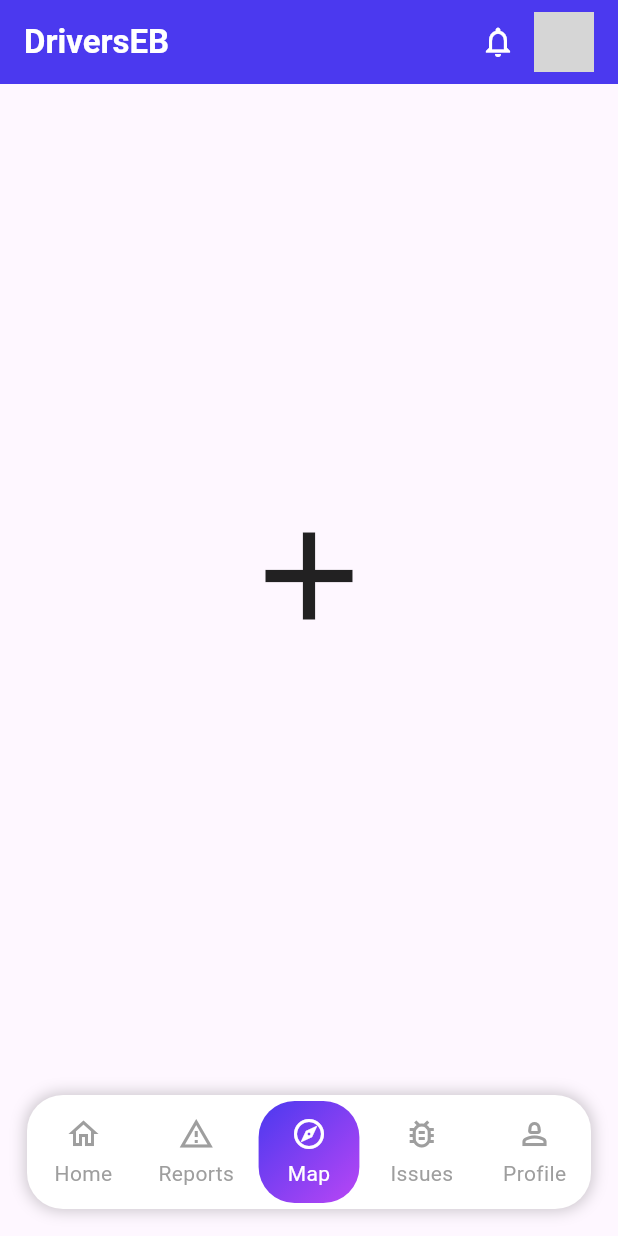
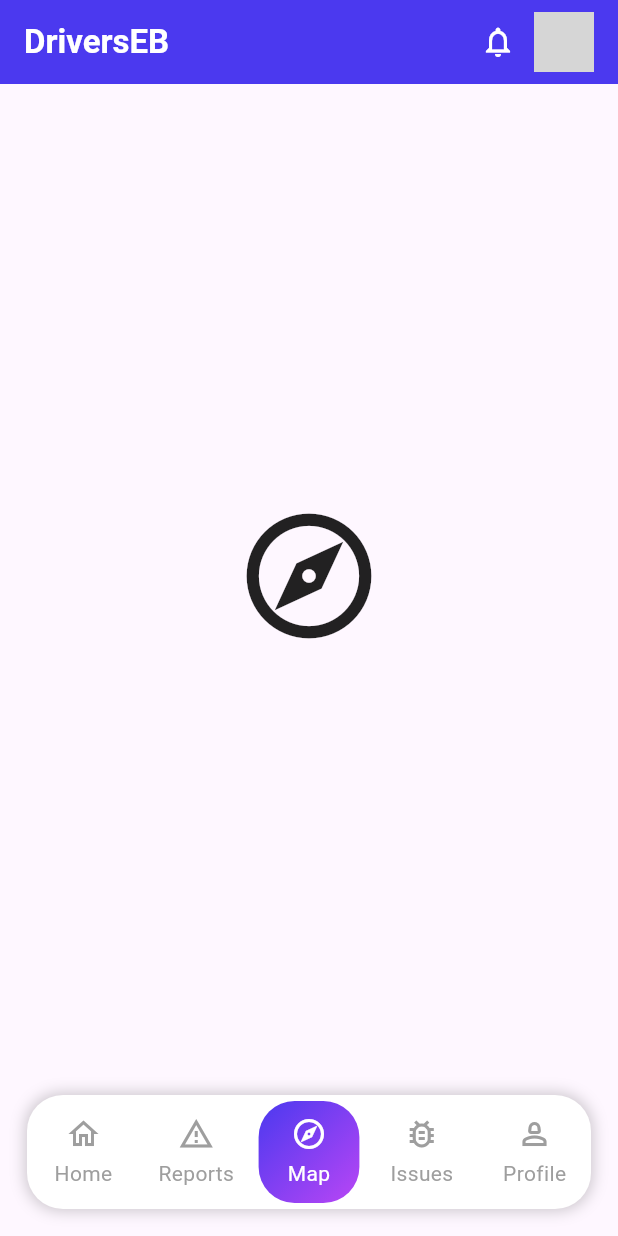
Before and after one commit to souvikree/DsEB, a Flutter app: the HomeScreen screen opened directly, item 3 of the bottom bar chosen, on a phone screen of 412 x 824 dp. Run offline on Flutter 3.47's test engine with Material 3 defaults, Android fonts, the phone set to English and light mode, and no system bars; our stand-ins replace flutter_riverpod, ionicons, shared_preferences; accounts and stored records are empty; grey boxes are pictures that could not be loaded.

Commit message:
ui bit updated

```diff
--- a/frontend/lib/Screen/account_screen.dart
+++ b/frontend/lib/Screen/account_screen.dart
@@ -34,7 +34,7 @@ class _AccountScreenState extends State<AccountScreen> {
 
     try {
       final response = await http.post(
-        Uri.parse('http://192.168.0.130:4000/api/driver/logout'),
+        Uri.parse('http://192.168.0.129:4000/api/driver/logout'),
         headers: {
           'Authorization': 'Bearer $token',
         },
--- a/frontend/lib/Screen/home_screen.dart
+++ b/frontend/lib/Screen/home_screen.dart
@@ -69,7 +69,7 @@ class HomeScreen extends ConsumerWidget {
           ),
           Center(
             child: Icon(
-              Icons.add,
+              Icons.explore_outlined,
               size: 100,
             ),
           ),
@@ -85,6 +85,7 @@ class HomeScreen extends ConsumerWidget {
               size: 100,
             ),
           )
+
         ],
       ),
       bottomNavigationBar: CustomBottomNavigationBar(
--- a/frontend/lib/Screen/login_screen.dart
+++ b/frontend/lib/Screen/login_screen.dart
@@ -22,7 +22,7 @@ class _LogInState extends State<LogIn> {
   final _formKey = GlobalKey<FormState>();
 
   Future<void> userLogin() async {
-    const url = 'http://192.168.0.130:4000/api/driver/login';
+    const url = 'http://192.168.0.129:4000/api/driver/login';
 
     try {
       final response = await http.post(
--- a/frontend/lib/Screen/signup_screen.dart
+++ b/frontend/lib/Screen/signup_screen.dart
@@ -27,7 +27,7 @@ class _SignUpState extends State<SignUp> {
     if (password.isNotEmpty && name.isNotEmpty && email.isNotEmpty && phone.isNotEmpty && vehicleNumber.isNotEmpty) {
       try {
         final response = await http.post(
-          Uri.parse('http://192.168.0.130:4000/api/driver/register'),
+          Uri.parse('http://192.168.0.129:4000/api/driver/register'),
           headers: {'Content-Type': 'application/json'},
           body: json.encode({
             'name': name,
```
